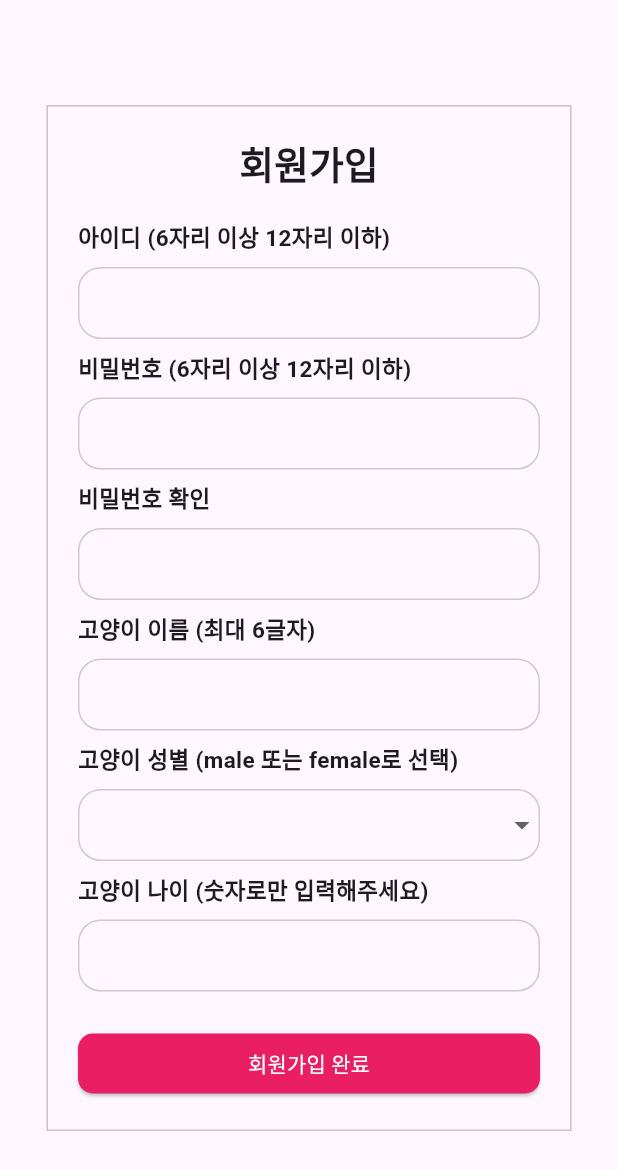
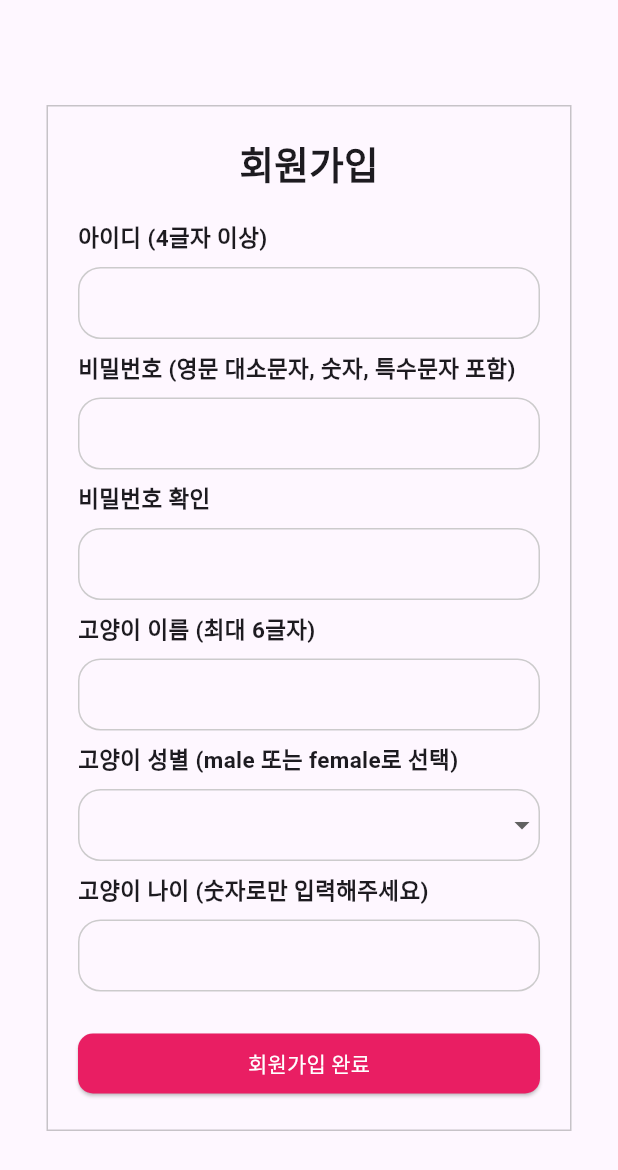
Before and after one commit to qkrrjsxor/CatIoT, a Flutter app: the Signup screen opened directly, on a phone screen of 412 x 824 dp. Shown: the top 1170 px of the screen. Run offline on Flutter 3.47's test engine with Material 3 defaults, Android fonts, the phone set to English and light mode, and no system bars; our stand-ins replace video_player.

Commit message:
Feat: signup 페이지 수정중

```diff
--- a/FrontEnd/untitled/lib/screens/signup.dart
+++ b/FrontEnd/untitled/lib/screens/signup.dart
@@ -53,7 +53,7 @@ class SignupStateScreen extends State<Signup> {
                   const SizedBox(height: 20.0),
                   Align(
                     alignment: Alignment.centerLeft,
-                    child: Text('아이디 (6자리 이상 12자리 이하)',
+                    child: Text('아이디 (4글자 이상)',
                         textAlign: TextAlign.left,
                         style: TextStyle(
                           fontSize: 15,
@@ -80,14 +80,14 @@ class SignupStateScreen extends State<Signup> {
                   Visibility(
                     visible: userConfirm,
                     child: Text(
-                      '아이디는 6자리 이상 12자리 이하여야 합니다',
+                      '아이디는 4글자 이상이어야 합니다',
                       style: TextStyle(color: Colors.red),
                     ),
                   ),
                   const SizedBox(height: 8.0),
                   Align(
                     alignment: Alignment.centerLeft,
-                    child: Text('비밀번호 (6자리 이상 12자리 이하)',
+                    child: Text('비밀번호 (영문 대소문자, 숫자, 특수문자 포함)',
                         textAlign: TextAlign.left,
                         style: TextStyle(
                           fontSize: 15,
@@ -114,7 +114,7 @@ class SignupStateScreen extends State<Signup> {
                   Visibility(
                     visible: passwordConfirm,
                     child: Text(
-                      '비밀번호는 6자리 이상 12자리 이하여야 합니다',
+                      '영문 대소문자, 숫자, 특수문자를 포함하여야 합니다',
                       style: TextStyle(color: Colors.red),
                     ),
                   ),
@@ -148,7 +148,7 @@ class SignupStateScreen extends State<Signup> {
                   Visibility(
                     visible: passwordCheckConfirm,
                     child: Text(
-                      '비밀번호와 비밀번호 확인이 일치하지 않습니다',
+                      '비밀번호가 일치하지 않습니다',
                       style: TextStyle(color: Colors.red),
                     ),
                   ),
```
